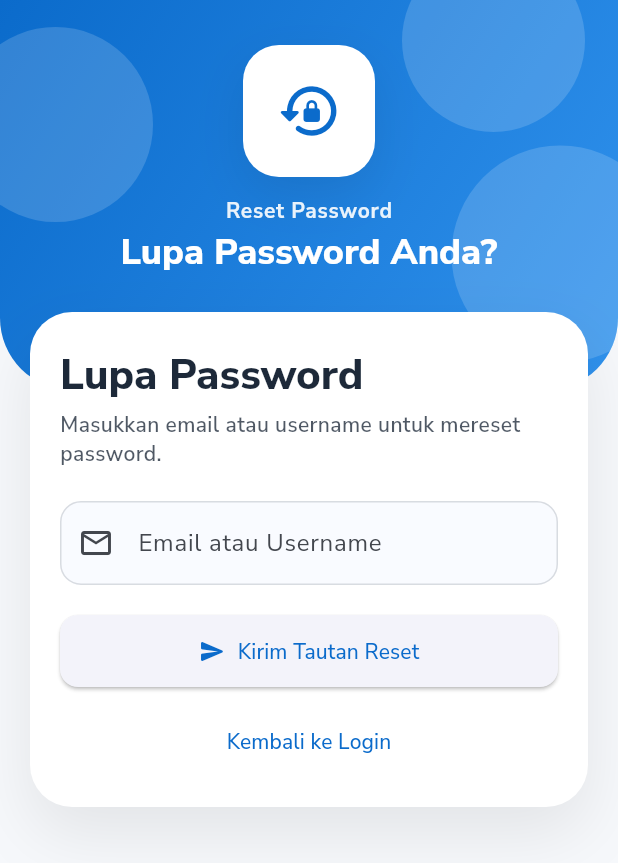
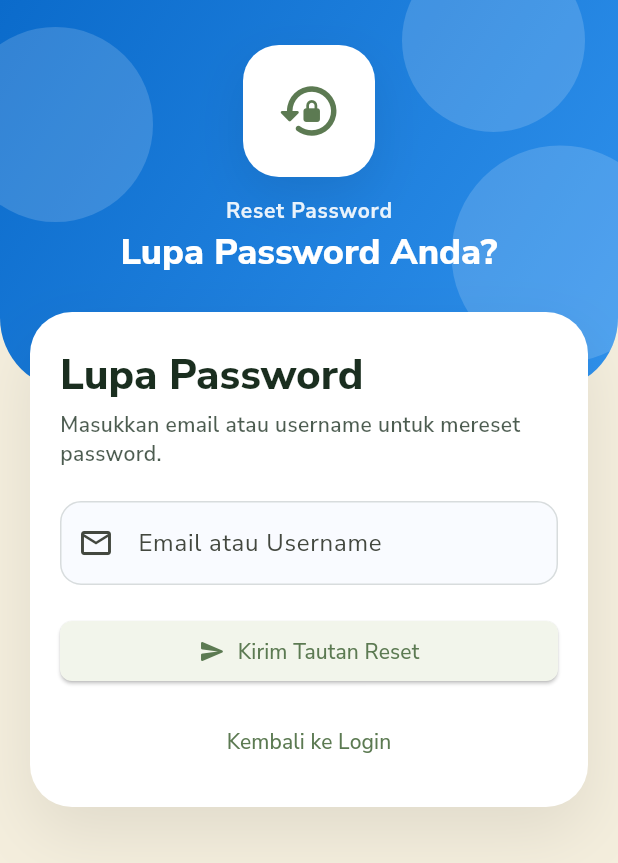
Before and after one commit to ar-elfahmi/e-ticketing-helpdesk, a Flutter app: the screen it shows after launch, after a tap on "Lupa Password?", on a phone screen of 412 x 824 dp. Shown: the top 863 px of the screen. Run offline on Flutter 3.47's test engine with Material 3 defaults, Android fonts, the phone set to English and light mode, and no system bars; our stand-ins replace file_picker, google_fonts, image_picker, shimmer, supabase_flutter; accounts and stored records are empty.

Commit message:
chore: warna

```diff
--- a/lib/core/constants/app_colors.dart
+++ b/lib/core/constants/app_colors.dart
@@ -3,17 +3,26 @@ import 'package:flutter/material.dart';
 class AppColors {
   const AppColors._();
 
-  static const Color primary = Color(0xFF0B6BCB);
-  static const Color secondary = Color(0xFF18A999);
+  // Primary colors - Forest Green palette
+  static const Color primary = Color(0xFF5C7A52); // Medium Forest Green
+  static const Color primaryDark = Color(0xFF2F4530); // Deep Forest Green
+  static const Color primaryLight = Color(0xFF3E5A37); // Forest Green Dark
+  static const Color secondary = Color(0xFFE9C97B); // Golden Warm accent
 
-  static const Color success = Color(0xFF2E9E44);
+  // Semantic colors
+  static const Color success = Color(0xFF22C55E);
   static const Color warning = Color(0xFFF5A524);
-  static const Color danger = Color(0xFFD64545);
+  static const Color danger = Color(0xFFEF4444);
 
-  static const Color bgLight = Color(0xFFF6F8FB);
-  static const Color surfaceLight = Color(0xFFFFFFFF);
-  static const Color textLight = Color(0xFF1D2939);
+  // Light theme colors
+  static const Color bgLight = Color(0xFFF4EEDD); // Warm Cream background
+  static const Color surfaceLight = Color(0xFFFFFFFF); // White
+  static const Color cardWarmLight = Color(0xFFEFE7D5); // Light Cream
+  static const Color textLight = Color(0xFF1A2E1F); // Darker Forest Green for better contrast
+  static const Color textSecondary = Color(0xFF3E4D43); // Medium text color
+  static const Color borderLight = Color(0xFF2F4530); // Deep Forest Green at opacity
 
+  // Dark theme colors
   static const Color bgDark = Color(0xFF111827);
   static const Color surfaceDark = Color(0xFF1E293B);
   static const Color textDark = Color(0xFFF8FAFC);
--- a/lib/core/theme/app_theme.dart
+++ b/lib/core/theme/app_theme.dart
@@ -33,22 +33,26 @@ class AppTheme {
         ),
       ),
       cardTheme: CardThemeData(
-        elevation: 0,
+        elevation: 0.5,
         color: AppColors.surfaceLight,
+        shadowColor: AppColors.primaryDark.withOpacity(0.15),
         shape: RoundedRectangleBorder(borderRadius: BorderRadius.circular(12)),
       ),
       inputDecorationTheme: InputDecorationTheme(
-        border: OutlineInputBorder(borderRadius: BorderRadius.circular(12)),
+        border: OutlineInputBorder(
+          borderRadius: BorderRadius.circular(8),
+          borderSide: BorderSide(color: AppColors.borderLight.withOpacity(0.3), width: 1),
+        ),
         focusedBorder: OutlineInputBorder(
-          borderRadius: BorderRadius.circular(12),
-          borderSide: const BorderSide(color: AppColors.primary, width: 1.4),
+          borderRadius: BorderRadius.circular(8),
+          borderSide: const BorderSide(color: AppColors.primary, width: 1.5),
         ),
       ),
       elevatedButtonTheme: ElevatedButtonThemeData(
         style: ElevatedButton.styleFrom(
-          minimumSize: const Size.fromHeight(48),
+          minimumSize: const Size.fromHeight(40),
           shape: RoundedRectangleBorder(
-            borderRadius: BorderRadius.circular(12),
+            borderRadius: BorderRadius.circular(8),
           ),
         ),
       ),
@@ -82,22 +86,26 @@ class AppTheme {
         ),
       ),
       cardTheme: CardThemeData(
-        elevation: 0,
+        elevation: 0.5,
         color: AppColors.surfaceDark,
+        shadowColor: AppColors.primaryDark.withOpacity(0.25),
         shape: RoundedRectangleBorder(borderRadius: BorderRadius.circular(12)),
       ),
       inputDecorationTheme: InputDecorationTheme(
-        border: OutlineInputBorder(borderRadius: BorderRadius.circular(12)),
+        border: OutlineInputBorder(
+          borderRadius: BorderRadius.circular(8),
+          borderSide: BorderSide(color: Colors.grey.shade600, width: 1),
+        ),
         focusedBorder: OutlineInputBorder(
-          borderRadius: BorderRadius.circular(12),
-          borderSide: const BorderSide(color: AppColors.primary, width: 1.4),
+          borderRadius: BorderRadius.circular(8),
+          borderSide: const BorderSide(color: AppColors.primary, width: 1.5),
         ),
       ),
       elevatedButtonTheme: ElevatedButtonThemeData(
         style: ElevatedButton.styleFrom(
-          minimumSize: const Size.fromHeight(48),
+          minimumSize: const Size.fromHeight(40),
           shape: RoundedRectangleBorder(
-            borderRadius: BorderRadius.circular(12),
+            borderRadius: BorderRadius.circular(8),
           ),
         ),
       ),
```
